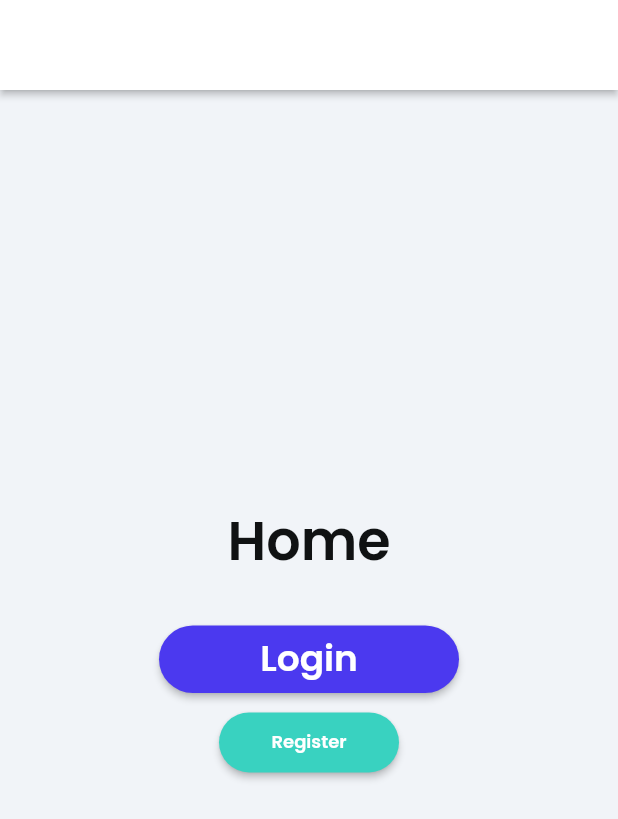
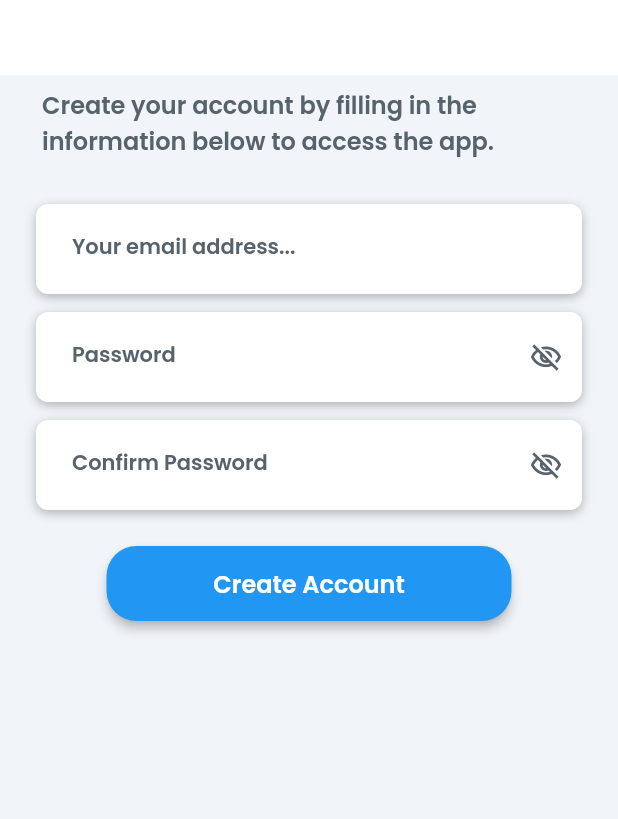
Before and after one commit to gabriel-bolbotina/HomeManagementApp, a Flutter app: the screen it shows after launch, after a tap on "Register", on a phone screen of 412 x 824 dp. Shown: the top 819 px of the screen. Run offline on Flutter 3.47's test engine with Material 2 defaults, Android fonts, the phone set to English and light mode, and no system bars; drawn by our look-alikes of auto_size_text; our stand-ins replace firebase_auth, firebase_core, flutter_signin_button, font_awesome_flutter, google_fonts, google_sign_in and 3 more; missing offline and left inert: json_path; accounts and stored records are empty; network calls fail.

Commit message:
HM-02 Registering with email and password

```diff
--- /dev/null
+++ b/lib/Pages/Register/Register.dart
@@ -0,0 +1,476 @@
+import 'package:firebase_auth/firebase_auth.dart';
+import 'dart:developer';
+
+import '../flutter_flow/flutter_flow_icon_button.dart';
+import '../flutter_flow/flutter_flow_theme.dart';
+import '../flutter_flow/flutter_flow_widgets.dart';
+import 'package:flutter/material.dart';
+
+class RegisterPageWidget extends StatefulWidget {
+  const RegisterPageWidget({Key? key}) : super(key: key);
+
+  @override
+  _RegisterPageWidgetState createState() => _RegisterPageWidgetState();
+}
+
+class _RegisterPageWidgetState extends State<RegisterPageWidget> {
+  TextEditingController? confirmPasswordController;
+  late bool confirmPasswordVisibility;
+  final TextEditingController emailAddressController = TextEditingController();
+  final TextEditingController passwordController = TextEditingController();
+  late bool passwordVisibility;
+  final scaffoldKey = GlobalKey<ScaffoldState>();
+  final _auth = FirebaseAuth.instance;
+  final formkey = GlobalKey<FormState>();
+  bool isloading = false;
+  String email = '';
+  String password = '';
+
+  @override
+  void initState() {
+    super.initState();
+    confirmPasswordController = TextEditingController();
+    confirmPasswordVisibility = false;
+    passwordVisibility = false;
+  }
+
+  @override
+  void dispose() {
+    confirmPasswordController?.dispose();
+    emailAddressController?.dispose();
+    passwordController?.dispose();
+    super.dispose();
+  }
+
+  @override
+  Widget build(BuildContext context) {
+    return Scaffold(
+      key: scaffoldKey,
+      backgroundColor: FlutterFlowTheme.of(context).primaryBackground,
+      appBar: PreferredSize(
+        preferredSize: Size.fromHeight(50),
+        child: AppBar(
+          backgroundColor: FlutterFlowTheme.of(context).primaryBtnText,
+          automaticallyImplyLeading: false,
+          title: Column(
+            mainAxisSize: MainAxisSize.max,
+            mainAxisAlignment: MainAxisAlignment.end,
+            crossAxisAlignment: CrossAxisAlignment.start,
+            children: [
+              Padding(
+                padding: EdgeInsetsDirectional.fromSTEB(0, 0, 0, 8),
+                child: Row(
+                  mainAxisSize: MainAxisSize.max,
+                  children: [
+                    Padding(
+                      padding: EdgeInsetsDirectional.fromSTEB(0, 8, 0, 0),
+                      child: FlutterFlowIconButton(
+                        borderColor: Colors.transparent,
+                        borderRadius: 30,
+                        borderWidth: 1,
+                        buttonSize: 50,
+                        icon: Icon(
+                          Icons.arrow_back_rounded,
+                          color: FlutterFlowTheme.of(context).gray600,
+                          size: 24,
+                        ),
+                        onPressed: () async {
+                          Navigator.pushReplacementNamed(
+                              context, 'homescreen');
+                        },
+                      ),
+                    ),
+                    Align(
+                      alignment: AlignmentDirectional(0, 0.55),
+                      child: Padding(
+                        padding: EdgeInsetsDirectional.fromSTEB(4, 10, 0, 0),
+                        child: Text(
+                          'Back',
+                          style: FlutterFlowTheme.of(context).title1.override(
+                            fontFamily: 'Poppins',
+                            color: FlutterFlowTheme.of(context).gray600,
+                            fontSize: 18,
+                            fontWeight: FontWeight.w600,
+                          ),
+                        ),
+                      ),
+                    ),
+                  ],
+                ),
+              ),
+            ],
+          ),
+          actions: [],
+          centerTitle: true,
+          elevation: 0,
+        ),
+      ),
+      body: Column(
+        mainAxisSize: MainAxisSize.max,
+        children: [
+          Padding(
+            padding: EdgeInsetsDirectional.fromSTEB(20, 0, 20, 8),
+            child: Row(
+              mainAxisSize: MainAxisSize.max,
+              children: [
+                Expanded(
+                  child: Padding(
+                    padding: EdgeInsetsDirectional.fromSTEB(8, 8, 8, 8),
+                    child: Text(
+                      'Create your account by filling in the information below to access the app.',
+                      style: FlutterFlowTheme.of(context).subtitle2.override(
+                        fontFamily: 'Poppins',
+                        color: FlutterFlowTheme.of(context).secondaryText,
+                      ),
+                    ),
+                  ),
+                ),
+              ],
+            ),
+          ),
+          Padding(
+            padding: EdgeInsetsDirectional.fromSTEB(24, 14, 24, 0),
+            child: Container(
+              width: double.infinity,
+              height: 60,
+              decoration: BoxDecoration(
+                color: FlutterFlowTheme.of(context).secondaryBackground,
+                boxShadow: [
+                  BoxShadow(
+                    blurRadius: 5,
+                    color: Color(0x4D101213),
+                    offset: Offset(0, 2),
+                  )
+                ],
+                borderRadius: BorderRadius.circular(8),
+              ),
+              child: TextFormField(
+                controller: emailAddressController,
+                onChanged: (value)
+                {
+                  email = emailAddressController.text;
+                },
+                validator: (value) => (value!.isEmpty)
+                ? 'Please enter email'
+                    : null,
+
+                obscureText: false,
+                decoration: InputDecoration(
+                  labelText: 'Your email address...',
+                  labelStyle: FlutterFlowTheme.of(context).bodyText2,
+                  hintText: 'Enter your email...',
+                  hintStyle: FlutterFlowTheme.of(context).bodyText1.override(
+                    fontFamily: 'Lexend Deca',
+                    color: FlutterFlowTheme.of(context).secondaryText,
+                    fontSize: 14,
+                    fontWeight: FontWeight.normal,
+                  ),
+                  enabledBorder: OutlineInputBorder(
+                    borderSide: BorderSide(
+                      color: Color(0x00000000),
+                      width: 0,
+                    ),
+                    borderRadius: BorderRadius.circular(12),
+                  ),
+                  focusedBorder: OutlineInputBorder(
+                    borderSide: BorderSide(
+                      color: Color(0x00000000),
+                      width: 0,
+                    ),
+                    borderRadius: BorderRadius.circular(12),
+                  ),
+                  errorBorder: OutlineInputBorder(
+                    borderSide: BorderSide(
+                      color: Color(0x00000000),
+                      width: 0,
+                    ),
+                    borderRadius: BorderRadius.circular(12),
+                  ),
+                  focusedErrorBorder: OutlineInputBorder(
+                    borderSide: BorderSide(
+                      color: Color(0x00000000),
+                      width: 0,
+                    ),
+                    borderRadius: BorderRadius.circular(12),
+                  ),
+                  filled: true,
+                  fillColor: FlutterFlowTheme.of(context).secondaryBackground,
+                  contentPadding:
+                  EdgeInsetsDirectional.fromSTEB(24, 24, 20, 24),
+                ),
+                style: FlutterFlowTheme.of(context).bodyText1,
+                maxLines: 1,
+              ),
+            ),
+
+          ),
+
+          Padding(
+            padding: EdgeInsetsDirectional.fromSTEB(24, 12, 24, 0),
+            child: Container(
+              width: double.infinity,
+              height: 60,
+              decoration: BoxDecoration(
+                color: FlutterFlowTheme.of(context).secondaryBackground,
+                boxShadow: [
+                  BoxShadow(
+                    blurRadius: 5,
+                    color: Color(0x4D101213),
+                    offset: Offset(0, 2),
+                  )
+                ],
+                borderRadius: BorderRadius.circular(8),
+              ),
+              child: TextFormField(
+                controller: passwordController,
+                onChanged: (value)
+                {
+                  password = passwordController.text;
+                },
+                validator: (value) => (value!.isEmpty)
+                    ? 'Please enter password'
+                    : null,
+
+                obscureText: !passwordVisibility,
+                decoration: InputDecoration(
+                  labelText: 'Password',
+                  labelStyle: FlutterFlowTheme.of(context).bodyText2,
+                  hintText: 'Please enter your password...',
+                  hintStyle: FlutterFlowTheme.of(context).bodyText1.override(
+                    fontFamily: 'Lexend Deca',
+                    color: FlutterFlowTheme.of(context).secondaryText,
+                    fontSize: 14,
+                    fontWeight: FontWeight.normal,
+                  ),
+                  enabledBorder: OutlineInputBorder(
+                    borderSide: BorderSide(
+                      color: Color(0x00000000),
+                      width: 0,
+                    ),
+                    borderRadius: BorderRadius.circular(12),
+                  ),
+                  focusedBorder: OutlineInputBorder(
+                    borderSide: BorderSide(
+                      color: Color(0x00000000),
+                      width: 0,
+                    ),
+                    borderRadius: BorderRadius.circular(12),
+                  ),
+                  errorBorder: OutlineInputBorder(
+                    borderSide: BorderSide(
+                      color: Color(0x00000000),
+                      width: 0,
+                    ),
+                    borderRadius: BorderRadius.circular(12),
+                  ),
+                  focusedErrorBorder: OutlineInputBorder(
+                    borderSide: BorderSide(
+                      color: Color(0x00000000),
+                      width: 0,
+                    ),
+                    borderRadius: BorderRadius.circular(12),
+                  ),
+                  filled: true,
+                  fillColor: FlutterFlowTheme.of(context).secondaryBackground,
+                  contentPadding:
+                  EdgeInsetsDirectional.fromSTEB(24, 24, 20, 24),
+                  suffixIcon: InkWell(
+                    onTap: () => setState(
+                          () => passwordVisibility = !passwordVisibility,
+                    ),
+                    focusNode: FocusNode(skipTraversal: true),
+                    child: Icon(
+                      passwordVisibility
+                          ? Icons.visibility_outlined
+                          : Icons.visibility_off_outlined,
+                      color: FlutterFlowTheme.of(context).secondaryText,
+                      size: 22,
+                    ),
+                  ),
+                ),
+                style: FlutterFlowTheme.of(context).bodyText1,
+                maxLines: 1,
+              ),
+            ),
+          ),
+          Padding(
+            padding: EdgeInsetsDirectional.fromSTEB(24, 12, 24, 0),
+            child: Container(
+              width: double.infinity,
+              height: 60,
+              decoration: BoxDecoration(
+                color: FlutterFlowTheme.of(context).secondaryBackground,
+                boxShadow: [
+                  BoxShadow(
+                    blurRadius: 5,
+                    color: Color(0x4D101213),
+                    offset: Offset(0, 2),
+                  )
+                ],
+                borderRadius: BorderRadius.circular(8),
+              ),
+              child: TextFormField(
+                controller: confirmPasswordController,
+                obscureText: !confirmPasswordVisibility,
+                decoration: InputDecoration(
+                  labelText: 'Confirm Password',
+                  labelStyle: FlutterFlowTheme.of(context).bodyText2,
+                  hintText: 'Please enter your password...',
+                  hintStyle: FlutterFlowTheme.of(context).bodyText1.override(
+                    fontFamily: 'Lexend Deca',
+                    color: FlutterFlowTheme.of(context).secondaryText,
+                    fontSize: 14,
+                    fontWeight: FontWeight.normal,
+                  ),
+                  enabledBorder: OutlineInputBorder(
+                    borderSide: BorderSide(
+                      color: Color(0x00000000),
+                      width: 0,
+                    ),
+                    borderRadius: BorderRadius.circular(12),
+                  ),
+                  focusedBorder: OutlineInputBorder(
+                    borderSide: BorderSide(
+                      color: Color(0x00000000),
+                      width: 0,
+                    ),
+                    borderRadius: BorderRadius.circular(12),
+                  ),
+                  errorBorder: OutlineInputBorder(
+                    borderSide: BorderSide(
+                      color: Color(0x00000000),
+                      width: 0,
+                    ),
+                    borderRadius: BorderRadius.circular(12),
+                  ),
+                  focusedErrorBorder: OutlineInputBorder(
+                    borderSide: BorderSide(
+                      color: Color(0x00000000),
+                      width: 0,
+                    ),
+                    borderRadius: BorderRadius.circular(12),
+                  ),
+                  filled: true,
+                  fillColor: FlutterFlowTheme.of(context).secondaryBackground,
+                  contentPadding:
+                  EdgeInsetsDirectional.fromSTEB(24, 24, 20, 24),
+                  suffixIcon: InkWell(
+                    onTap: () => setState(
+                          () => confirmPasswordVisibility =
+                      !confirmPasswordVisibility,
+                    ),
+                    focusNode: FocusNode(skipTraversal: true),
+                    child: Icon(
+                      confirmPasswordVisibility
+                          ? Icons.visibility_outlined
+                          : Icons.visibility_off_outlined,
+                      color: FlutterFlowTheme.of(context).secondaryText,
+                      size: 22,
+                    ),
+                  ),
+                ),
+                style: FlutterFlowTheme.of(context).bodyText1,
+                maxLines: 1,
+              ),
+            ),
+          ),
+          Padding(
+            padding: EdgeInsetsDirectional.fromSTEB(0, 24, 0, 0),
+            child: FFButtonWidget(
+              onPressed: ()
+              async {
+                log("am intrat in async");
+                  if (passwordController.text !=
+                      confirmPasswordController?.text) {
+                    ScaffoldMessenger.of(context).showSnackBar(
+                      SnackBar(
+                        content: Text(
+                          'Passwords don\'t match!',
+                        ),
+                      ),
+                    );
+                    return;
+
+
+
+                  }
+
+
+                      //print("am ajuns in await");
+                      try {await FirebaseAuth.instance
+                          .createUserWithEmailAndPassword(
+                          email: email, password: password);
+
+                      ScaffoldMessenger.of(context).showSnackBar(
+                        SnackBar(
+                          backgroundColor: Colors.blueGrey,
+                          content: Padding(
+                            padding: const EdgeInsets.all(8.0),
+                            child: Text(
+                                'Sucessfully Register.You Can Login Now'),
+                          ),
+                          duration: Duration(seconds: 5),
+                        ),
+                      );
+                      Navigator.pushReplacementNamed(
+                          context, 'homescreen');
+
+                      setState(() {
+                        isloading = false;
+                      });
+                    } on FirebaseAuthException catch (e) {
+                        if (e.code == 'weak-password') {
+                          log('The password provided is too weak.');
+                        } else if (e.code == 'email-already-in-use') {
+                          log('The account already exists for that email.');
+                        }
+                        else {
+                          showDialog(
+                            context: context,
+                            builder: (ctx) =>
+                                AlertDialog(
+                                  title:
+                                  Text(' Ops! Registration Failed'),
+                                  content: Text('${e.message}'),
+                                  actions: [
+                                    TextButton(
+                                      onPressed: () {
+                                        Navigator.of(ctx).pop();
+                                      },
+                                      child: Text('Okay'),
+                                    )
+                                  ],
+                                ),
+                          );
+                        }
+                      }
+
+
+
+              },
+
+
+              text: 'Create Account',
+              options: FFButtonOptions(
+                width: 270,
+                height: 50,
+                color: FlutterFlowTheme.of(context).tertiary400,
+                textStyle: FlutterFlowTheme.of(context).subtitle2.override(
+                  fontFamily: 'Poppins',
+                  color: FlutterFlowTheme.of(context).secondaryBackground,
+                  fontSize: 16,
+                ),
+                elevation: 3,
+                borderSide: BorderSide(
+                  color: Colors.transparent,
+                  width: 1,
+                ),
+                borderRadius: 20,
+              ),
+            ),
+          ),
+        ],
+      ),
+    );
+  }
+}
--- a/lib/Pages/StartingPages/startPage.dart
+++ b/lib/Pages/StartingPages/startPage.dart
@@ -1,4 +1,6 @@
 import 'package:homeapp/Pages/LoginPage/Login.dart';
+import 'package:homeapp/Pages/Register/Register.dart';
+import 'package:homeapp/Services/authentification.dart';
 
 import '../flutter_flow/flutter_flow_theme.dart';
 import '../flutter_flow/flutter_flow_util.dart';
@@ -15,6 +17,7 @@ class HomePageWidget extends StatefulWidget {
 
 class _HomePageWidgetState extends State<HomePageWidget> {
   final scaffoldKey = GlobalKey<ScaffoldState>();
+
 
   @override
   Widget build(BuildContext context) {
@@ -113,10 +116,8 @@ class _HomePageWidgetState extends State<HomePageWidget> {
                   alignment: const AlignmentDirectional(0, -0.95),
                   child: FFButtonWidget(
                     onPressed: () {
-                      MaterialPageRoute(
-                          builder: (context) => LoginPageWidget()
-                      );
-                    },
+                    Navigator.pushReplacementNamed(
+                    context, 'register_screen');},
                     text: 'Register',
                     options: FFButtonOptions(
                       width: 120,
--- a/lib/Services/authentification.dart
+++ b/lib/Services/authentification.dart
@@ -41,10 +41,10 @@ class Authentication {
         stream: FirebaseAuth.instance.authStateChanges(),
         builder: (BuildContext context, snapshot) {
           if (snapshot.hasData) {
-            return LoginPageWidget();
+            return HomePageWidget();
           }
           else {
-            return const HomePageWidget ();
+            return const LoginPageWidget ();
           }
         });
   }
--- a/lib/main.dart
+++ b/lib/main.dart
@@ -2,6 +2,7 @@ import 'package:firebase_core/firebase_core.dart';
 import 'package:flutter/material.dart';
 
 import 'Pages/LoginPage/Login.dart';
+import 'Pages/Register/Register.dart';
 import 'Pages/StartingPages/startPage.dart';
 import 'Pages/flutter_flow/flutter_flow_theme.dart';
 import 'Services/authentification.dart';
@@ -28,10 +29,11 @@ class MyApp extends StatelessWidget {
     textTheme:  Theme.of(context).textTheme.apply(bodyColor: FlutterFlowTheme.of(context).gray600),
     visualDensity: VisualDensity.adaptivePlatformDensity,
     ),
-    home: Authentication().handleAuthState(),
+    home: HomePageWidget(),
       routes: {
         'homescreen': (context) => HomePageWidget(),
         'login_screen': (context) => LoginPageWidget(),
+        'register_screen': (context) =>RegisterPageWidget(),
 
       },
 
@@ -53,12 +55,14 @@ class MyHomePage extends StatefulWidget {
 
   final String title;
 
+
   @override
   State<MyHomePage> createState() => _MyHomePageState();
 }
 
 class _MyHomePageState extends State<MyHomePage> {
   int _counter = 0;
+
 
   void _incrementCounter() {
     setState(() {
```
